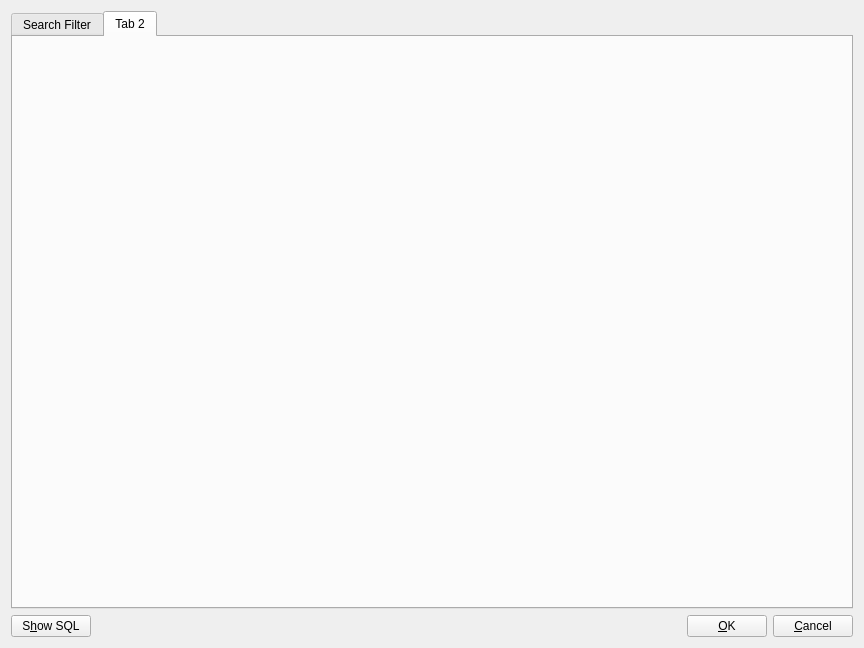
First picture: the form in gis_patrol_client/src/factories/pgui/ui/p_search_form.ui, repository YuriyRusinov/gis_patrol_rubin, before the edit.
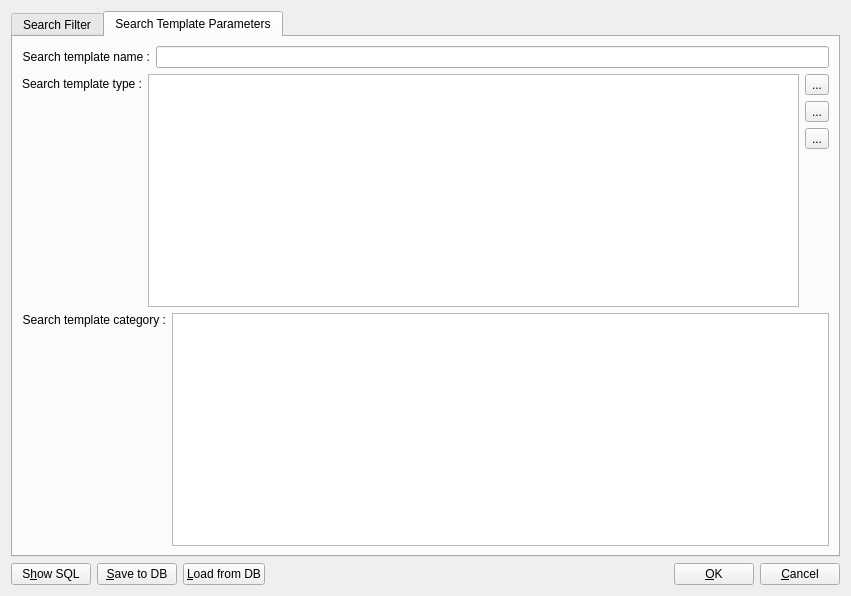
Second picture: the form after the edit. The open tabs and pages were chosen to show the change.

Commit message: Search form prototype was added.

Patch:
```diff
--- a/gis_patrol_client/src/factories/pgui/ui/p_search_form.ui
+++ b/gis_patrol_client/src/factories/pgui/ui/p_search_form.ui
@@ -6,14 +6,14 @@
    <rect>
     <x>0</x>
     <y>0</y>
-    <width>864</width>
-    <height>648</height>
+    <width>851</width>
+    <height>596</height>
    </rect>
   </property>
   <property name="windowTitle">
    <string>Dialog</string>
   </property>
-  <layout class="QGridLayout" name="gridLayout_2">
+  <layout class="QGridLayout" name="gridLayout_4">
    <item row="0" column="0">
     <widget class="QTabWidget" name="tabSearchForm">
      <property name="currentIndex">
@@ -106,8 +106,117 @@
      </widget>
      <widget class="QWidget" name="tabSearchTemplate">
       <attribute name="title">
-       <string>Tab 2</string>
+       <string>Search Template Parameters</string>
       </attribute>
+      <layout class="QGridLayout" name="gridLayout_3">
+       <item row="0" column="0">
+        <widget class="QLabel" name="lSearchTemplateName">
+         <property name="text">
+          <string>&lt;html&gt;&lt;head/&gt;&lt;body&gt;&lt;p&gt;Search template name :&lt;/p&gt;&lt;/body&gt;&lt;/html&gt;</string>
+         </property>
+         <property name="alignment">
+          <set>Qt::AlignRight|Qt::AlignTrailing|Qt::AlignVCenter</set>
+         </property>
+        </widget>
+       </item>
+       <item row="0" column="1">
+        <widget class="QLineEdit" name="lESearchTemplateName"/>
+       </item>
+       <item row="1" column="0" colspan="2">
+        <layout class="QGridLayout" name="gridLayout_2">
+         <item row="0" column="0">
+          <widget class="QLabel" name="lSearchTemplateType">
+           <property name="text">
+            <string>&lt;html&gt;&lt;head/&gt;&lt;body&gt;&lt;p&gt;Search template type :&lt;/p&gt;&lt;/body&gt;&lt;/html&gt;</string>
+           </property>
+           <property name="alignment">
+            <set>Qt::AlignRight|Qt::AlignTrailing|Qt::AlignVCenter</set>
+           </property>
+          </widget>
+         </item>
+         <item row="0" column="1" rowspan="4">
+          <widget class="QTreeView" name="tvSearchTemplateTypes"/>
+         </item>
+         <item row="0" column="2">
+          <widget class="QToolButton" name="tbAddSearchTemlateType">
+           <property name="text">
+            <string>...</string>
+           </property>
+          </widget>
+         </item>
+         <item row="1" column="0" rowspan="2">
+          <spacer name="verticalSpacerType">
+           <property name="orientation">
+            <enum>Qt::Vertical</enum>
+           </property>
+           <property name="sizeHint" stdset="0">
+            <size>
+             <width>20</width>
+             <height>40</height>
+            </size>
+           </property>
+          </spacer>
+         </item>
+         <item row="1" column="2">
+          <widget class="QToolButton" name="tbEditSearchTemlateType">
+           <property name="text">
+            <string>...</string>
+           </property>
+          </widget>
+         </item>
+         <item row="2" column="2">
+          <widget class="QToolButton" name="tbDelSearchTemlateType">
+           <property name="text">
+            <string>...</string>
+           </property>
+          </widget>
+         </item>
+         <item row="3" column="2">
+          <spacer name="verticalSpacerButtonsType">
+           <property name="orientation">
+            <enum>Qt::Vertical</enum>
+           </property>
+           <property name="sizeHint" stdset="0">
+            <size>
+             <width>20</width>
+             <height>40</height>
+            </size>
+           </property>
+          </spacer>
+         </item>
+        </layout>
+       </item>
+       <item row="2" column="0" colspan="2">
+        <layout class="QGridLayout" name="gridSearchTemplateCategoryLay">
+         <item row="0" column="0">
+          <widget class="QLabel" name="lSearchTemplateCategory">
+           <property name="text">
+            <string>Search template category :</string>
+           </property>
+           <property name="alignment">
+            <set>Qt::AlignRight|Qt::AlignTrailing|Qt::AlignVCenter</set>
+           </property>
+          </widget>
+         </item>
+         <item row="0" column="1" rowspan="2">
+          <widget class="QTreeView" name="tvSearchTemplateCategory"/>
+         </item>
+         <item row="1" column="0">
+          <spacer name="verticalSpacerCategory">
+           <property name="orientation">
+            <enum>Qt::Vertical</enum>
+           </property>
+           <property name="sizeHint" stdset="0">
+            <size>
+             <width>20</width>
+             <height>40</height>
+            </size>
+           </property>
+          </spacer>
+         </item>
+        </layout>
+       </item>
+      </layout>
      </widget>
     </widget>
    </item>
@@ -120,6 +229,20 @@
        </property>
       </widget>
      </item>
+     <item>
+      <widget class="QPushButton" name="pbSaveToDb">
+       <property name="text">
+        <string>&amp;Save to DB</string>
+       </property>
+      </widget>
+     </item>
+     <item>
+      <widget class="QPushButton" name="pbLoadFromDb">
+       <property name="text">
+        <string>&amp;Load from DB</string>
+       </property>
+      </widget>
+     </item>
      <item>
       <spacer name="horizontalSpacer">
        <property name="orientation">
@@ -127,7 +250,7 @@
        </property>
        <property name="sizeHint" stdset="0">
         <size>
-         <width>368</width>
+         <width>348</width>
          <height>20</height>
         </size>
        </property>
```
Left out of the diff: 4 changed lines with no effect on the pictures. The commit also changes 7 other files.
